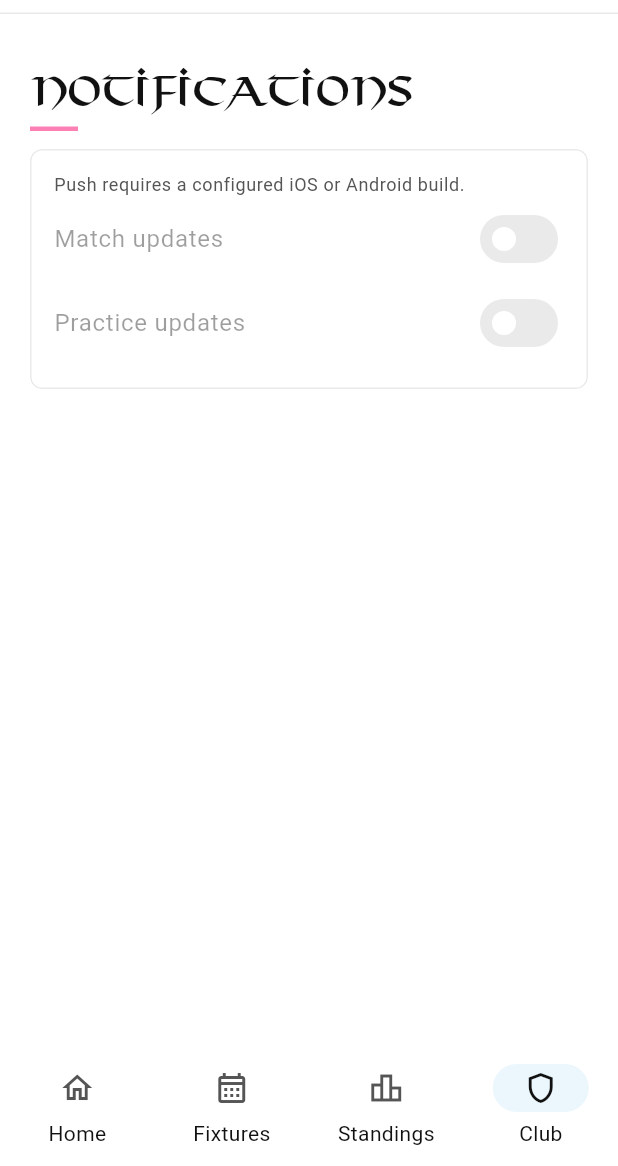
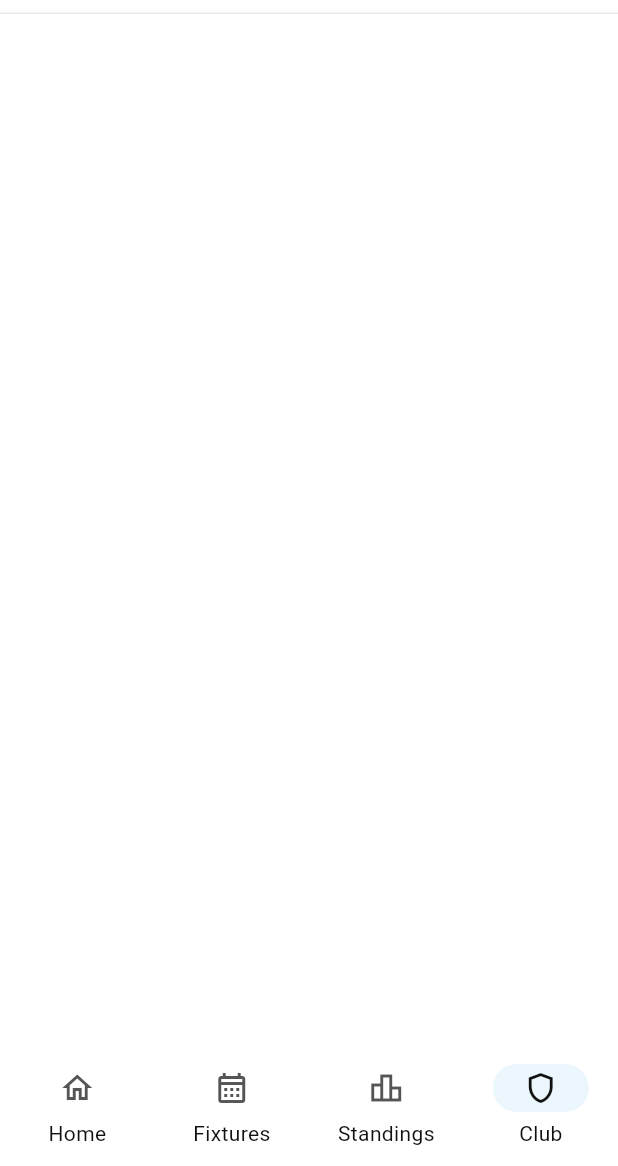
Before and after one commit to CarlosLavayenJr/Claymore-Website, a Flutter app: the screen it shows after launch, item 4 of the bottom bar chosen, on a phone screen of 412 x 824 dp, the part 70-1236 px from its top. Run offline on Flutter 3.47's test engine with Material 3 defaults, Android fonts, the phone set to English and light mode, and no system bars; our stand-ins replace app_links, firebase_core, firebase_messaging, flutter_secure_storage, flutter_svg, go_router and 5 more; accounts and stored records are empty; project files that could hold a hidden picture were left out.

Commit message:
feat(mobile): App Store prep
Claymores crest app icon (all sizes, no alpha), version 1.0.0, iPhone
only, ITSAppUsesNonExemptEncryption=false, notification switches hidden
behind ENABLE_NOTIFICATIONS until push is configured, 6.9-inch store
screenshots, and mobile/store/APP_STORE.md: build, upload, TestFlight,
listing text, privacy answers and review notes.

Co-Authored-By: Claude Opus 5.5 <noreply@anthropic.com>

```diff
--- a/mobile/lib/app/config.dart
+++ b/mobile/lib/app/config.dart
@@ -8,7 +8,16 @@ abstract final class AppConfig {
 
   /// Match availability pickers. Off until responses sync with the API; even
   /// then they only show to signed-in members. Everything else is public.
-  static const availabilityEnabled = bool.fromEnvironment('ENABLE_AVAILABILITY');
+  static const availabilityEnabled = bool.fromEnvironment(
+    'ENABLE_AVAILABILITY',
+  );
+
+  /// Match and practice notification switches under the Club tab. Off until
+  /// push is configured (APNs key, Firebase): App Review rejects controls that
+  /// don't work.
+  static const notificationsEnabled = bool.fromEnvironment(
+    'ENABLE_NOTIFICATIONS',
+  );
 
   /// Shows Google sign-in under the Club tab.
   static const signInEnabled = bool.fromEnvironment('ENABLE_SIGN_IN');
--- a/mobile/lib/features/club/club_page.dart
+++ b/mobile/lib/features/club/club_page.dart
@@ -34,6 +34,7 @@ class ClubPage extends StatelessWidget {
                     '(see README). Release builds hide this section.',
               ),
             ],
+            if (AppConfig.notificationsEnabled) ...[
               const SizedBox(height: 20),
               const SectionHeading('NOTIFICATIONS'),
               Panel(
@@ -42,6 +43,7 @@ class ClubPage extends StatelessWidget {
                   prefs: services.prefs,
                 ),
               ),
+            ],
             if (AppConfig.duesEnabled && auth.signedIn) ...[
               const SizedBox(height: 20),
               const SectionHeading('PLAYER DUES'),
--- a/mobile/lib/features/fixtures/fixtures_page.dart
+++ b/mobile/lib/features/fixtures/fixtures_page.dart
@@ -76,7 +76,9 @@ class _FixturesPageState extends State<FixturesPage> {
                   key: ValueKey(fixture.id),
                   fixture: fixture,
                   availability:
-                      showAvailability && !history && fixture.status == 'upcoming',
+                      showAvailability &&
+                      !history &&
+                      fixture.status == 'upcoming',
                 ),
               ),
           ];
--- a/mobile/pubspec.yaml
+++ b/mobile/pubspec.yaml
@@ -1,7 +1,7 @@
 name: claymores
 description: Claymores RFC club app.
 publish_to: none
-version: 0.1.0+1
+version: 1.0.0+1
 
 environment:
   sdk: ^3.14.0
```
Also changed, not shown: 23 other files. Lines whose indentation alone changed are shown as unchanged.
